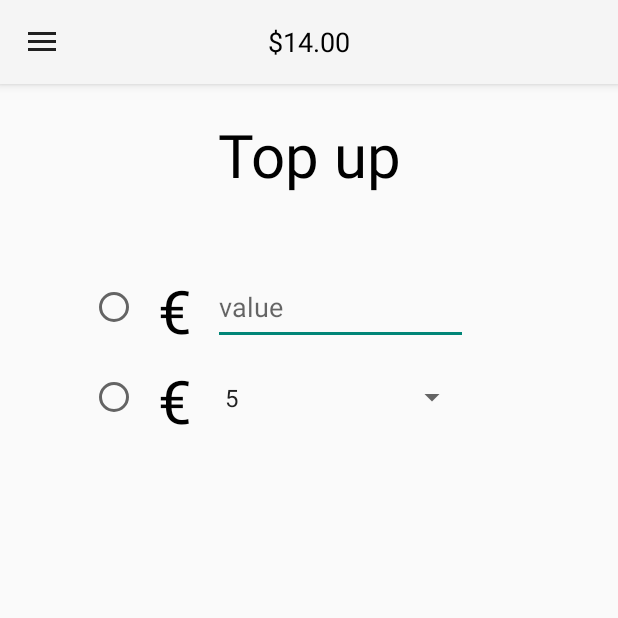
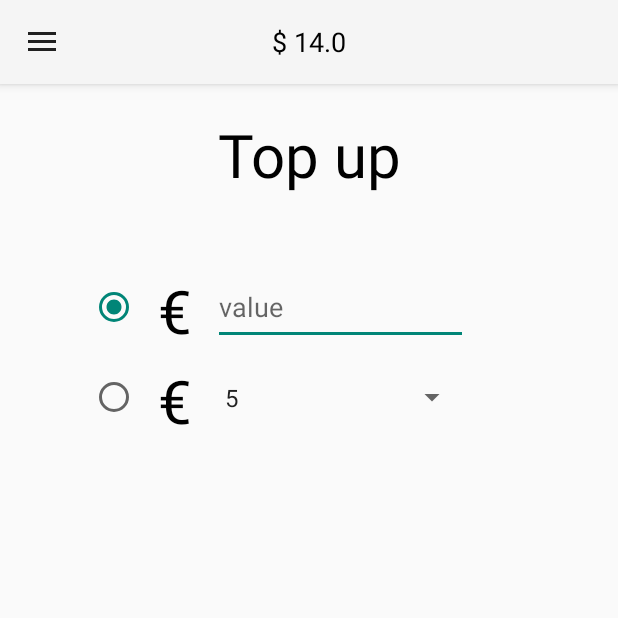
Before and after one commit to Mschoot1/OrderApp, an Android app: the TopUpActivity screen opened directly, with no data from a screen before it, on a phone screen of 412 x 824 dp, the top half of it. Run offline under Robolectric (Android 15) with nearby library versions, the phone set to English and light mode, and no system bars.

Commit message:
Changed Top Up activity

```diff
--- /dev/null
+++ b/app/src/main/java/com/example/marni/orderapp/BusinessLogic/CalculateBalance.java
@@ -0,0 +1,14 @@
+package com.example.marni.orderapp.BusinessLogic;
+
+/**
+ * Created by marcu on 5/9/2017.
+ */
+
+public class CalculateBalance {
+
+    public double newBalance(double current_balance, double added_balance){
+        double newBalance = current_balance + added_balance;
+
+        return newBalance;
+    }
+}
--- a/app/src/main/java/com/example/marni/orderapp/Presentation/Activities/TopUpActivity.java
+++ b/app/src/main/java/com/example/marni/orderapp/Presentation/Activities/TopUpActivity.java
@@ -1,7 +1,6 @@
 package com.example.marni.orderapp.Presentation.Activities;
 
 import android.content.Intent;
-import android.provider.MediaStore;
 import android.support.annotation.NonNull;
 import android.support.design.widget.NavigationView;
 import android.support.v4.view.GravityCompat;
@@ -14,16 +13,21 @@ import android.util.Log;
 import android.view.Menu;
 import android.view.MenuItem;
 import android.view.View;
+import android.widget.EditText;
 import android.widget.RadioButton;
-import android.widget.Spinner;
-import android.widget.Toast;
+import android.widget.TextView;
 
+import com.example.marni.orderapp.BusinessLogic.CalculateBalance;
 import com.example.marni.orderapp.R;
 
 public class TopUpActivity extends AppCompatActivity implements NavigationView.OnNavigationItemSelectedListener {
 
     private final String TAG = getClass().getSimpleName();
     private RadioButton button1, button2;
+    private TextView textview_balance, textview_newbalance;
+    private EditText edittext_value;
+    private double current_balance;
+    private CalculateBalance calculateBalance;
 
     @Override
     protected void onCreate(Bundle savedInstanceState) {
@@ -48,8 +52,19 @@ public class TopUpActivity extends AppCompatActivity implements NavigationView.O
         // set current menu item checked
         navigationView.setCheckedItem(R.id.nav_top_up);
 
+        calculateBalance = new CalculateBalance();
+
+
         button1 = (RadioButton)findViewById(R.id.topup_radiobutton1);
         button2 = (RadioButton)findViewById(R.id.topup_radiobutton2);
+
+        current_balance = 14;
+
+        textview_balance = (TextView)findViewById(R.id.toolbar_balance);
+        textview_balance.setText("$ " + current_balance);
+        textview_newbalance = (TextView)findViewById(R.id.topup_edittext_newbalance);
+
+        edittext_value = (EditText)findViewById(R.id.topup_edittext_value);
 
     }
 
@@ -134,15 +149,19 @@ public class TopUpActivity extends AppCompatActivity implements NavigationView.O
         switch(view.getId()) {
             case R.id.topup_radiobutton1:
                 if (checked)
-                    Toast.makeText(this, "button 1 selected", Toast.LENGTH_SHORT).show();
+                    button2.setChecked(false);
 
-                    button2.setChecked(false);
+                    String balance_added = edittext_value.getText().toString();
+                    Double added_balance = Double.parseDouble(balance_added);
+                    Double newBalance = calculateBalance.newBalance(current_balance, added_balance);
+
+                    textview_newbalance.setText("" + newBalance);
+
                     break;
             case R.id.topup_radiobutton2:
                 if (checked)
-                    Toast.makeText(this, "button 2 selected", Toast.LENGTH_SHORT).show();
+                    button1.setChecked(false);
 
-                    button1.setChecked(false);
                     break;
         }
     }
--- a/app/src/main/res/layout/activity_top_up.xml
+++ b/app/src/main/res/layout/activity_top_up.xml
@@ -51,7 +51,8 @@
                     android:gravity="center_vertical"
                     android:layout_marginLeft="60dp"
                     android:layout_marginStart="60dp"
-                    android:onClick="onRadioButtonClicked"/>
+                    android:onClick="onRadioButtonClicked"
+                    android:checked="true"/>
 
                 <TextView
                     android:id="@+id/topup_currency"
@@ -68,7 +69,8 @@
                     android:layout_height="match_parent"
                     android:layout_marginRight="100dp"
                     android:layout_marginEnd="100dp"
-                    android:hint="@string/topup_hint_value"/>
+                    android:hint="@string/topup_hint_value"
+                    android:inputType="numberDecimal"/>
             </LinearLayout>
 
             <LinearLayout
--- a/app/src/main/res/layout/toolbar.xml
+++ b/app/src/main/res/layout/toolbar.xml
@@ -15,9 +15,9 @@
         app:popupTheme="@style/ThemeOverlay.AppCompat.Light">
 
         <TextView
+            android:id="@+id/toolbar_balance"
             android:layout_width="wrap_content"
             android:layout_height="wrap_content"
-            android:text="$14.00"
             android:textSize="18sp"
             android:layout_gravity="center_horizontal"
             android:textColor="#000"/>
--- a/app/src/main/res/values/strings.xml
+++ b/app/src/main/res/values/strings.xml
@@ -60,6 +60,7 @@
     <string name="allergy_information">Allergy Information</string>
     <string name="information_allergies">Information Allergies</string>
 
+
     <!--Top up -->
 
     <string name="topup_name">Top up</string>
@@ -68,4 +69,6 @@
     <string name="topup_hint_value">value</string>
     <string name="topup_topayment">To payment</string>
 
+
+
 </resources>
```
